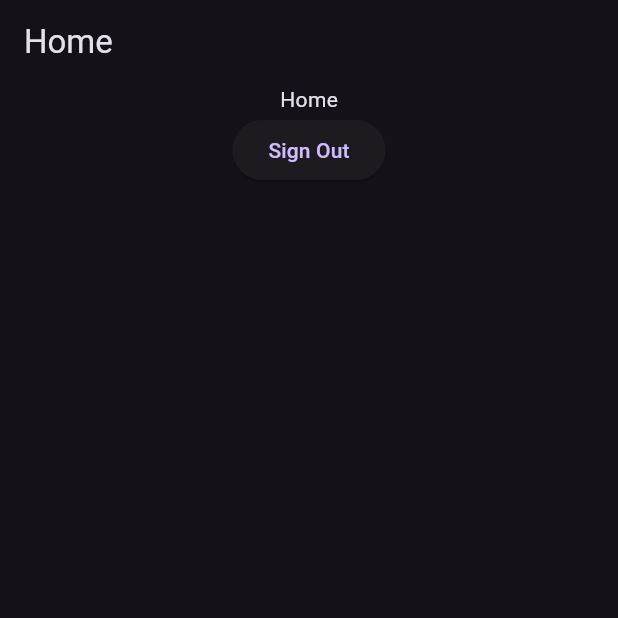
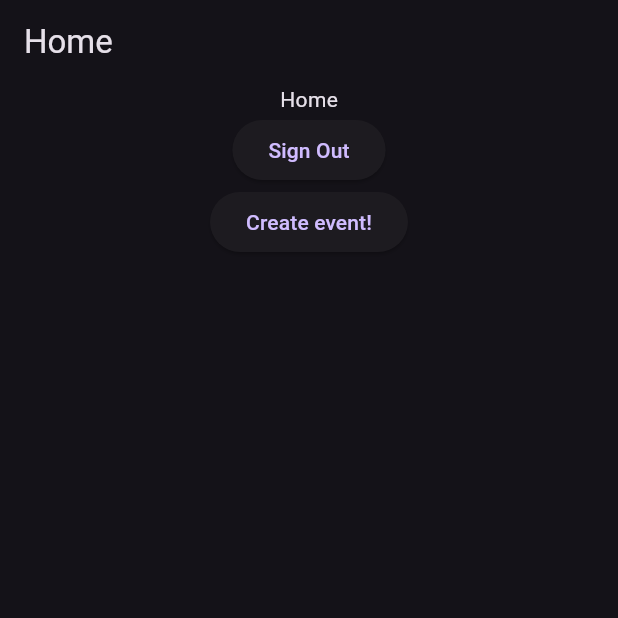
Before and after one commit to daliabtnj/teamUp, a Flutter app: the screen it shows once a user with an empty profile is signed in, on a phone screen of 412 x 824 dp, the top half of it. Run offline on Flutter 3.47's test engine with Material 3 defaults, Android fonts, the phone set to English and light mode, and no system bars; our stand-ins replace cloud_firestore, firebase_auth, firebase_core, flutter_spinkit, flutter_svg; accounts and stored records are empty.

Commit message:
Event methods and creation

```diff
--- /dev/null
+++ b/teamup/lib/models/event.dart
@@ -0,0 +1,37 @@
+class MyEvent {
+  final String eid;
+  final String uidCreatedBy;
+  String uidAdmin;
+  List<String> participants;
+  String title = '';
+  String description = '';
+  final String location;
+  final DateTime startTime;
+  final DateTime endTime;
+
+  MyEvent({required this.eid, required this.uidCreatedBy, required this.uidAdmin, required this.participants, required this.title, required this.description, required this.location, required this.startTime, required this.endTime});
+}
+
+
+
+
+
+
+//     required MyUser user,
+//     String title = 'Untitled Event',
+//     String description = 'No description provided.',
+//     String sport = 'N/A',
+//     required String location,
+//     required DateTime startTime,
+//     required DateTime endTime
+
+
+        // 'title': title,
+        // 'description': description,
+        // 'sport': sport,
+        // 'location': location,
+        // 'startTime': startTime.toUtc(),
+        // 'endTime': endTime.toUtc(),
+        // 'createdBy': user.uid,
+        // 'admin': user.uid,
+        // 'participants': [user.uid],
--- a/teamup/lib/resources/user_actions.dart
+++ b/teamup/lib/resources/user_methods.dart
@@ -1,7 +1,7 @@
 import 'package:cloud_firestore/cloud_firestore.dart';
 import 'package:teamup/models/user.dart';
 
-class UserActions {
+class UserMethods {
   final FirebaseFirestore _firestore = FirebaseFirestore.instance;
 
   // Update User bio (returns true if successful, returns null if error)
--- a/teamup/lib/screens/home.dart
+++ b/teamup/lib/screens/home.dart
@@ -1,12 +1,32 @@
 import 'package:flutter/material.dart';
+import 'package:provider/provider.dart';
+import 'package:teamup/models/event.dart';
+import 'package:teamup/models/user.dart';
 import 'package:teamup/resources/auth_methods.dart';
+import 'package:teamup/resources/event_methods.dart';
 
 class Home extends StatelessWidget {
   const Home({super.key});
 
   @override
   Widget build(BuildContext context) {
+    final user = Provider.of<MyUser?>(context);
+
     return Scaffold(appBar: AppBar(title: Text('Home')), body: Center(
-      child: Column(children: [Text('Home'), ElevatedButton(onPressed: () {AuthMethods().signOut();}, child: Text('Sign Out')),],)));
+      child: Column(children: [Text('Home'), ElevatedButton(onPressed: () {AuthMethods().signOut();}, child: Text('Sign Out')),
+      ElevatedButton(onPressed: () async {
+        String? res = await EventMethods().createEvent(
+            user: user!,
+            title: 'Parc Villeray Soccer 5v5',
+            description: 'Friends match 5v5 on the small field',
+            sport: 'Hockey',
+            location: 'Parc Villeray',
+            startTime: DateTime(2025, 1, 23, 16, 30),
+            endTime: DateTime(2025, 1, 23, 18, 00));
+        print('Event created with id: $res');
+        MyEvent? event = await EventMethods().getEventByEid(res!);
+        print(event?.description);
+          },
+        child: Text('Create event!'))],)));
   }
 }
```
Also changed, not shown: teamup/lib/resources/event_methods.dart (added, +110 -0 lines).
